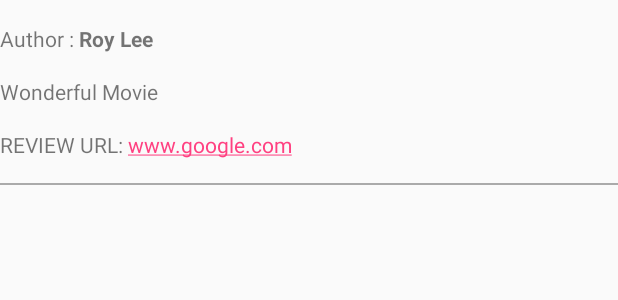
After one commit to Tarun416/Movies, an Android app: the layout review_list_row.xml on its own in the app's theme, with its tools: preview values and no code run, on a phone screen of 412 x 824 dp. The commit adds this screen. Shown: the top 300 px of the screen. Run offline under Robolectric (Android 15) with nearby library versions, the phone set to English and light mode, and no system bars.

Commit message:
second stage done

```diff
--- a/app/build.gradle
+++ b/app/build.gradle
@@ -20,6 +20,7 @@ android {
 }
 
 dependencies {
+    compile 'org.solovyev.android.views:linear-layout-manager:0.5@aar'
     compile fileTree(dir: 'libs', include: ['*.jar'])
     compile 'com.android.support:appcompat-v7:23.1.1'
     compile 'com.android.support:recyclerview-v7:23.1.1'
--- /dev/null
+++ b/app/src/main/res/layout/review_list_row.xml
@@ -0,0 +1,62 @@
+<?xml version="1.0" encoding="utf-8"?>
+<RelativeLayout xmlns:android="http://schemas.android.com/apk/res/android"
+     android:layout_width="match_parent"
+    android:layout_height="match_parent">
+
+    <TextView
+        android:layout_marginTop="16dp"
+        android:id="@+id/author"
+        android:layout_width="wrap_content"
+        android:layout_height="wrap_content"
+        android:text="Author : "/>
+
+    <TextView
+        android:layout_toRightOf="@+id/author"
+        android:id="@+id/authorname"
+        android:layout_width="wrap_content"
+        android:layout_height="wrap_content"
+        android:text="Roy Lee"
+        android:layout_marginTop="16dp"
+        android:textStyle="bold"/>
+
+
+    <TextView
+        android:id="@+id/content"
+        android:layout_width="wrap_content"
+        android:layout_height="wrap_content"
+        android:layout_below="@+id/authorname"
+        android:layout_marginTop="16dp"
+        android:text="Wonderful Movie"/>
+
+    <TextView
+        android:id="@+id/reviewurl"
+        android:layout_width="wrap_content"
+        android:layout_height="wrap_content"
+        android:text="REVIEW URL: "
+        android:layout_below="@+id/content"
+        android:layout_marginTop="16dp"/>
+
+    <TextView
+        android:id="@+id/link"
+        android:layout_toRightOf="@+id/reviewurl"
+        android:layout_width="wrap_content"
+        android:layout_height="wrap_content"
+        android:autoLink="web"
+        android:text="www.google.com"
+        android:layout_below="@+id/content"
+        android:layout_marginTop="16dp"
+        android:textColor="@color/transparent_black"/>
+
+    <View
+        android:layout_width="match_parent"
+        android:layout_height="1dp"
+        android:background="@android:color/darker_gray"
+        android:layout_below="@+id/link"
+        android:layout_marginTop="16dp"
+        android:layout_marginBottom="16dp"/>
+
+
+
+
+
+</RelativeLayout>
--- a/app/src/main/res/values/strings.xml
+++ b/app/src/main/res/values/strings.xml
@@ -7,4 +7,5 @@
     <string name="base_URL"> http://image.tmdb.org/t/p/</string>
     <string name="most_popular">Most Popular</string>
     <string name="highest_rated">Highest Rated</string>
+
 </resources>
```
Also changed, not shown: app/src/main/java/com/example/hp/movies/adapter/ReviewAdapter.java (added, +66 -0 lines), app/src/main/java/com/example/hp/movies/adapter/TrailerAdapter.java (+5 -3 lines), app/src/main/java/com/example/hp/movies/apimodel/ReviewModel.java (+5 -3 lines), app/src/main/java/com/example/hp/movies/fragment/MovieDetailsFragment.java (+53 -1 lines), app/src/main/res/layout/movie_details_fragment.xml (+20 -0 lines), 1 other file.
